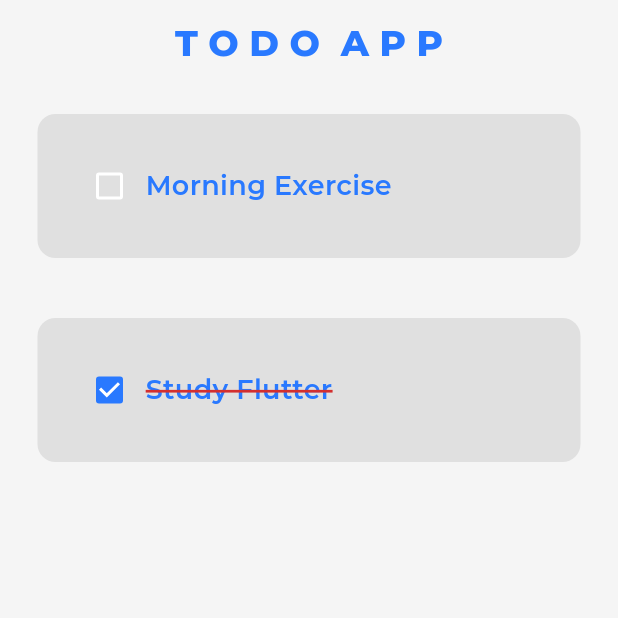
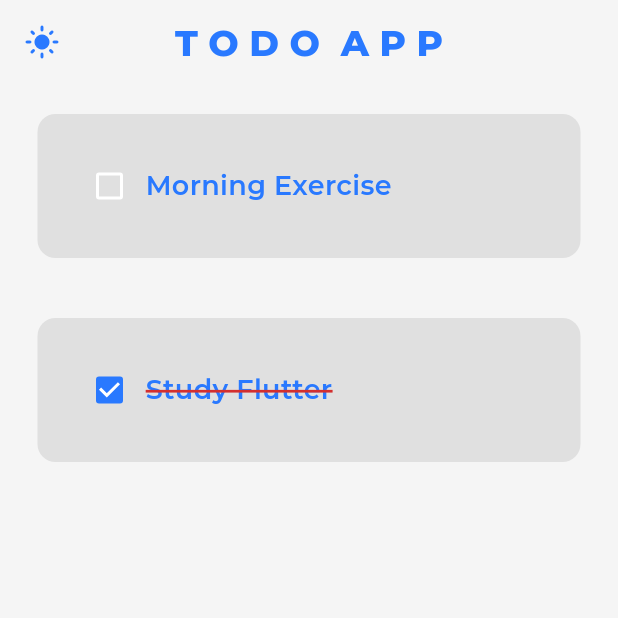
Before and after one commit to RavishkaB2003/To-do-App, a Flutter app: the screen it shows after launch, on a phone screen of 412 x 824 dp, the top half of it. Run offline on Flutter 3.47's test engine with Material 3 defaults, Android fonts, the phone set to English and light mode, and no system bars; drawn by our look-alikes of flutter_slidable; our stand-ins replace google_fonts, hive, hive_flutter; accounts and stored records are empty.

Commit message:
Added a button to change light mode dark mode

```diff
--- a/lib/main.dart
+++ b/lib/main.dart
@@ -1,20 +1,24 @@
 import 'package:flutter/material.dart';
 import 'package:hive_flutter/hive_flutter.dart';
+import 'package:provider/provider.dart';
 import 'package:todo_app/pages/first_page.dart';
 import 'package:todo_app/themes/theme.dart';
+import 'package:todo_app/themes/theme_provide.dart';
 
-void main() async{
-
+void main() async {
   //start hive
   await Hive.initFlutter();
-
 
   //open a box
   // ignore: unused_local_variable
   var box = await Hive.openBox('todo_box');
 
-
-  runApp(const MainApp());
+  runApp(
+    ChangeNotifierProvider(
+      create: (context) => ThemeProvider(),
+      child: const MainApp(),
+    ),
+  );
 }
 
 class MainApp extends StatelessWidget {
@@ -25,8 +29,7 @@ class MainApp extends StatelessWidget {
     return MaterialApp(
       debugShowCheckedModeBanner: false,
       home: Todoapp(),
-      theme: lightmode,
-      darkTheme: darkmode,
+      theme:Provider.of<ThemeProvider>(context).currentTheme,
     );
   }
 }
--- a/lib/pages/first_page.dart
+++ b/lib/pages/first_page.dart
@@ -1,7 +1,9 @@
 import 'package:flutter/material.dart';
 import 'package:google_fonts/google_fonts.dart';
 import 'package:hive/hive.dart';
+import 'package:provider/provider.dart';
 import 'package:todo_app/data/database.dart';
+import 'package:todo_app/themes/theme_provide.dart';
 import 'package:todo_app/util/alertbox.dart';
 import 'package:todo_app/util/todo_container.dart';
 
@@ -72,10 +74,11 @@ class _TodoappState extends State<Todoapp> {
     );
   }
 
-  //showdialog function for floating button
+
 
   @override
   Widget build(BuildContext context) {
+    bool islightmode = Theme.of(context).brightness == Brightness.light; //bool to check light or dark mode
     return Scaffold(
       backgroundColor: Theme.of(context).scaffoldBackgroundColor,
       floatingActionButton: FloatingActionButton(
@@ -95,6 +98,16 @@ class _TodoappState extends State<Todoapp> {
             color: Theme.of(context).colorScheme.primary,
           ),
         ),
+        leading: GestureDetector(
+          onTap: () {
+            Provider.of<ThemeProvider>(context, listen: false).toggleTheme();
+          },
+          child: Icon(
+            islightmode ? Icons.light_mode : Icons.dark_mode, //change icon based on theme
+            color: Theme.of(context).colorScheme.primary,
+
+          ),
+        ),
       ),
       body: ListView.builder(
         itemCount: db.todoList.length,
--- /dev/null
+++ b/lib/themes/theme_provide.dart
@@ -0,0 +1,22 @@
+import 'package:flutter/material.dart';
+import 'package:todo_app/themes/theme.dart';
+
+class ThemeProvider extends ChangeNotifier {
+  ThemeData _currentTheme = lightmode; //default theme
+
+  ThemeData get currentTheme => _currentTheme; //get the current theme
+
+  set themeData(ThemeData theme){ //set the current theme
+    _currentTheme = theme;
+    notifyListeners();
+  }
+
+  void toggleTheme(){
+    if(_currentTheme == lightmode){
+      _currentTheme = darkmode;
+    } else {
+      _currentTheme = lightmode;
+    }
+    notifyListeners();
+  }
+}
```
